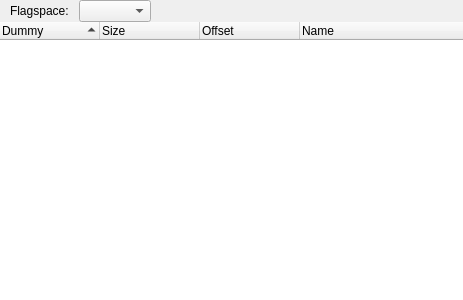
First picture: the form in src/widgets/flagswidget.ui, repository rizinorg/cutter, before the edit.
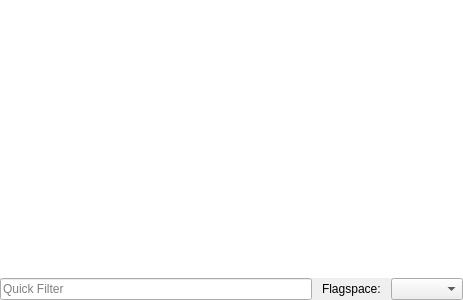
Second picture: the form after the edit.

Commit message: Use QAbstractItemModel in FlagsWidget

```diff
--- a/src/widgets/flagswidget.ui
+++ b/src/widgets/flagswidget.ui
@@ -31,48 +31,9 @@
      <number>0</number>
     </property>
     <item>
-     <layout class="QHBoxLayout" name="horizontalLayout_17">
-      <property name="spacing">
-       <number>10</number>
-      </property>
-      <property name="leftMargin">
-       <number>10</number>
-      </property>
-      <property name="topMargin">
-       <number>0</number>
-      </property>
-      <property name="rightMargin">
-       <number>5</number>
-      </property>
-      <item>
-       <widget class="QLabel" name="flagspaceLabel">
-        <property name="text">
-         <string>Flagspace:</string>
-        </property>
-       </widget>
-      </item>
-      <item>
-       <widget class="QComboBox" name="flagspaceCombo"/>
-      </item>
-      <item>
-       <spacer name="horizontalSpacer">
-        <property name="orientation">
-         <enum>Qt::Horizontal</enum>
-        </property>
-        <property name="sizeHint" stdset="0">
-         <size>
-          <width>40</width>
-          <height>20</height>
-         </size>
-        </property>
-       </spacer>
-      </item>
-     </layout>
-    </item>
-    <item>
-     <widget class="QTreeWidget" name="flagsTreeWidget">
+     <widget class="QTreeView" name="flagsTreeView">
       <property name="styleSheet">
-       <string notr="true">QTreeWidget::item
+       <string notr="true">QTreeView::item
 {
     padding-left:10px;
     padding-top: 1px;
@@ -80,13 +41,13 @@
     border-left: 10px;
 }
 
-QTreeWidget::item:hover
+QTreeView::item:hover
 {
     background: rgb(242, 246, 248);
     color: black;
 }
 
-QTreeWidget::item:selected
+QTreeView::item:selected
 {
     background: gray;
     color: white;
@@ -98,40 +59,53 @@
       <property name="dragEnabled">
        <bool>true</bool>
       </property>
+      <property name="indentation">
+       <number>0</number>
+      </property>
       <property name="sortingEnabled">
        <bool>true</bool>
       </property>
       <property name="animated">
        <bool>true</bool>
       </property>
-      <property name="allColumnsShowFocus">
-       <bool>false</bool>
-      </property>
-      <property name="columnCount">
-       <number>4</number>
-      </property>
-      <column>
-       <property name="text">
-        <string>Dummy</string>
-       </property>
-      </column>
-      <column>
-       <property name="text">
-        <string>Size</string>
-       </property>
-      </column>
-      <column>
-       <property name="text">
-        <string>Offset</string>
-       </property>
-      </column>
-      <column>
-       <property name="text">
-        <string notr="true">Name</string>
-       </property>
-      </column>
      </widget>
     </item>
+    <item>
+     <layout class="QHBoxLayout" name="horizontalLayout_17">
+      <property name="spacing">
+       <number>10</number>
+      </property>
+      <property name="leftMargin">
+       <number>0</number>
+      </property>
+      <property name="topMargin">
+       <number>0</number>
+      </property>
+      <property name="rightMargin">
+       <number>0</number>
+      </property>
+      <item>
+       <widget class="QLineEdit" name="filterLineEdit">
+        <property name="text">
+         <string/>
+        </property>
+        <property name="placeholderText">
+         <string>Quick Filter</string>
+        </property>
+       </widget>
+      </item>
+      <item>
+       <widget class="QLabel" name="flagspaceLabel">
+        <property name="text">
+         <string>Flagspace:</string>
+        </property>
+       </widget>
+      </item>
+      <item>
+       <widget class="QComboBox" name="flagspaceCombo"/>
+      </item>
+     </layout>
+    </item>
    </layout>
   </widget>
  </widget>
```
The commit also changes 4 other files.
